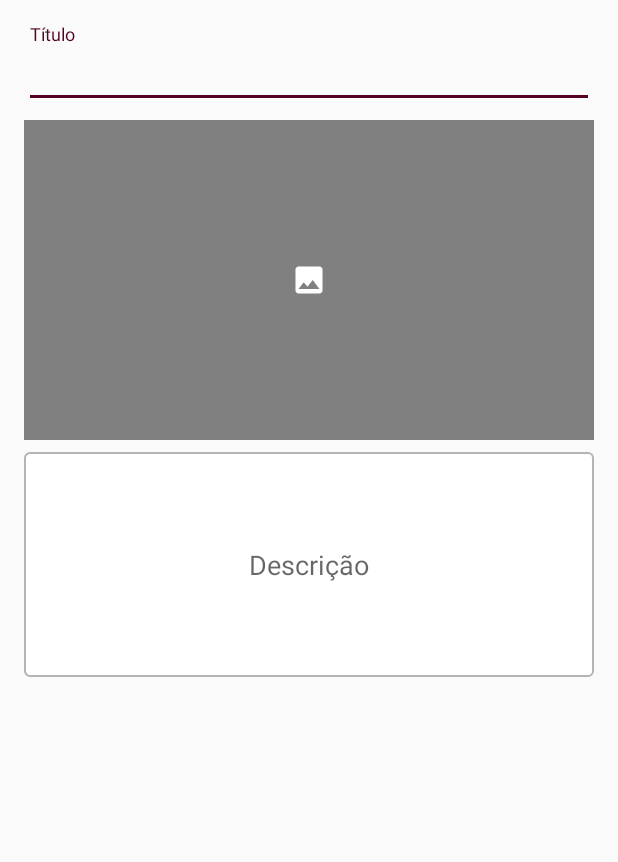
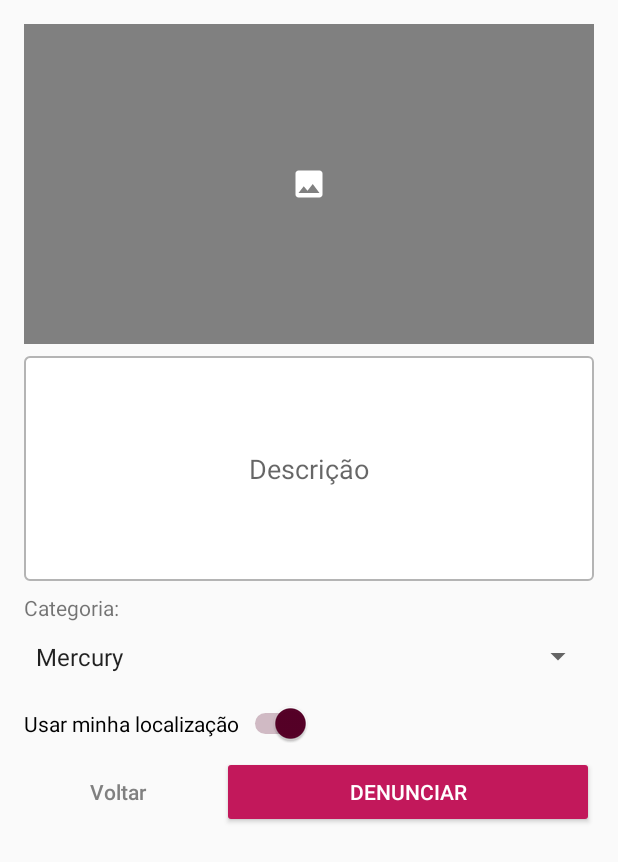
Before and after one commit to loboneto/denuncias, an Android app: the CreateActivity screen opened directly, with no data from a screen before it, on a phone screen of 412 x 824 dp. Shown: the top 862 px of the screen. Run offline under Robolectric (Android 15) with nearby library versions, the phone set to English and light mode, and no system bars.

Commit message:
peeeense numa ruma de coisa

```diff
--- a/app/src/main/java/neto/lobo/denuncias/views/activities/CreateActivity.java
+++ b/app/src/main/java/neto/lobo/denuncias/views/activities/CreateActivity.java
@@ -2,6 +2,10 @@ package neto.lobo.denuncias.views.activities;
 
 import android.support.v7.app.AppCompatActivity;
 import android.os.Bundle;
+import android.view.View;
+import android.widget.ArrayAdapter;
+import android.widget.Spinner;
+
 import neto.lobo.denuncias.R;
 
 public class CreateActivity extends AppCompatActivity {
@@ -10,5 +14,17 @@ public class CreateActivity extends AppCompatActivity {
     protected void onCreate(Bundle savedInstanceState) {
         super.onCreate(savedInstanceState);
         setContentView(R.layout.activity_create);
+
+        Spinner spinner = findViewById(R.id.categories);
+// Create an ArrayAdapter using the string array and a default spinner layout
+        ArrayAdapter<CharSequence> adapter = ArrayAdapter.createFromResource(this, R.array.categories, android.R.layout.simple_spinner_item);
+// Specify the layout to use when the list of choices appears
+        adapter.setDropDownViewResource(android.R.layout.simple_spinner_dropdown_item);
+// Apply the adapter to the spinner
+        spinner.setAdapter(adapter);
+    }
+
+    public void back (View view){
+        finish();
     }
 }
--- a/app/src/main/res/layout/activity_create.xml
+++ b/app/src/main/res/layout/activity_create.xml
@@ -6,44 +6,26 @@
     android:layout_height="match_parent"
     tools:context=".views.activities.CreateActivity">
 
-    <android.support.design.widget.TextInputLayout
-        android:id="@+id/textTitle"
-        android:layout_width="match_parent"
-        android:layout_height="wrap_content"
-        android:layout_marginEnd="16dp"
-        android:layout_marginLeft="16dp"
-        android:layout_marginRight="16dp"
-        android:layout_marginStart="16dp"
-        android:layout_marginTop="16dp"
-        app:layout_constraintEnd_toEndOf="parent"
-        app:layout_constraintStart_toStartOf="parent"
-        app:layout_constraintTop_toTopOf="parent">
-
-        <android.support.design.widget.TextInputEditText
-            android:layout_width="match_parent"
-            android:layout_height="wrap_content"
-            android:hint="@string/title" />
-
-    </android.support.design.widget.TextInputLayout>
 
     <ImageView
-        android:contentDescription="@string/photoContent"
         android:id="@+id/imageView2"
-        android:src="@drawable/ic_photo"
-        android:scaleType="center"
         android:layout_width="match_parent"
         android:layout_height="0dp"
         android:layout_marginEnd="16dp"
         android:layout_marginLeft="16dp"
         android:layout_marginRight="16dp"
         android:layout_marginStart="16dp"
-        android:layout_marginTop="8dp"
+        android:layout_marginTop="16dp"
         android:background="@color/grey"
+        android:contentDescription="@string/photoContent"
+        android:scaleType="center"
+        android:src="@drawable/ic_photo"
         app:layout_constraintDimensionRatio="16:9"
         app:layout_constraintEnd_toEndOf="parent"
         app:layout_constraintHorizontal_bias="0.0"
         app:layout_constraintStart_toStartOf="parent"
-        app:layout_constraintTop_toBottomOf="@+id/textTitle" />
+        app:layout_constraintTop_toTopOf="parent" />
+
 
     <EditText
         android:id="@+id/textInputDescription"
@@ -65,4 +47,80 @@
         app:layout_constraintTop_toBottomOf="@+id/imageView2"/>
 
 
+    <TextView
+        android:id="@+id/textlabelCategories"
+        android:layout_width="wrap_content"
+        android:layout_height="wrap_content"
+        android:layout_marginEnd="16dp"
+        android:layout_marginLeft="16dp"
+        android:layout_marginRight="16dp"
+        android:layout_marginStart="16dp"
+        android:layout_marginTop="8dp"
+        android:text="Categoria:"
+        app:layout_constraintEnd_toEndOf="parent"
+        app:layout_constraintHorizontal_bias="0.0"
+        app:layout_constraintStart_toStartOf="parent"
+        app:layout_constraintTop_toBottomOf="@+id/textInputDescription" />
+
+    <Spinner
+        android:id="@+id/categories"
+        android:layout_width="match_parent"
+        android:layout_height="30dp"
+        android:layout_marginEnd="16dp"
+        android:layout_marginLeft="16dp"
+        android:layout_marginRight="16dp"
+        android:layout_marginStart="16dp"
+        android:layout_marginTop="8dp"
+        app:layout_constraintEnd_toEndOf="parent"
+        app:layout_constraintStart_toStartOf="parent"
+        app:layout_constraintTop_toBottomOf="@+id/textlabelCategories"></Spinner>
+
+    <Switch
+        android:id="@+id/switch1"
+        android:layout_width="wrap_content"
+        android:layout_height="wrap_content"
+        android:layout_marginEnd="16dp"
+        android:layout_marginLeft="16dp"
+        android:layout_marginRight="16dp"
+        android:layout_marginStart="16dp"
+        android:layout_marginTop="16dp"
+        android:checked="true"
+        android:text="Usar minha localização"
+        app:layout_constraintEnd_toEndOf="parent"
+        app:layout_constraintHorizontal_bias="0.0"
+        app:layout_constraintStart_toStartOf="parent"
+        app:layout_constraintTop_toBottomOf="@+id/categories" />
+
+    <Button
+        android:id="@+id/buttonBack"
+        style="@style/ButtonText"
+        android:layout_width="0dp"
+        android:layout_height="wrap_content"
+        android:layout_marginEnd="8dp"
+        android:layout_marginLeft="16dp"
+        android:layout_marginRight="8dp"
+        android:layout_marginStart="16dp"
+        android:layout_marginTop="8dp"
+        android:onClick="back"
+        android:text="Voltar"
+        app:layout_constraintEnd_toStartOf="@+id/button"
+        app:layout_constraintHorizontal_bias="0.5"
+        app:layout_constraintHorizontal_weight="1"
+        app:layout_constraintStart_toStartOf="parent"
+        app:layout_constraintTop_toBottomOf="@+id/switch1" />
+
+    <Button
+        android:id="@+id/button"
+        style="@style/ButtonPrimary"
+        android:layout_width="0dp"
+        android:layout_height="wrap_content"
+        android:layout_marginEnd="16dp"
+        android:layout_marginRight="16dp"
+        android:layout_marginTop="8dp"
+        android:text="@string/denucniar"
+        app:layout_constraintEnd_toEndOf="parent"
+        app:layout_constraintHorizontal_bias="0.5"
+        app:layout_constraintHorizontal_weight="2"
+        app:layout_constraintStart_toEndOf="@+id/buttonBack"
+        app:layout_constraintTop_toBottomOf="@+id/switch1" />
 </android.support.constraint.ConstraintLayout>
--- a/app/src/main/res/layout/fragment_profile.xml
+++ b/app/src/main/res/layout/fragment_profile.xml
@@ -77,6 +77,7 @@
         app:layout_constraintTop_toBottomOf="@+id/appBar">
 
         <android.support.v7.widget.RecyclerView
+            android:id="@+id/recyclerViewProfile"
             android:layout_width="match_parent"
             android:layout_height="0dp"
             app:layout_constraintBottom_toBottomOf="parent"
--- a/app/src/main/res/values/strings.xml
+++ b/app/src/main/res/values/strings.xml
@@ -14,6 +14,7 @@
     <string name="pass">Senha</string>
     <string name="confirmPass">Confirmar senha</string>
     <string name="signUp">Registrar</string>
+    <string name="denucniar">Denunciar</string>
     <string name="register">Não possui conta? Crie uma</string>
     <string name="login">Login</string>
 
@@ -21,4 +22,14 @@
     <string name="title">Título</string>
     <string name="description">Descrição</string>
     <string name="photoContent">Foto para publicação da denúncia</string>
+    <string-array name="categories">
+        <item>Mercury</item>
+        <item>Venus</item>
+        <item>Earth</item>
+        <item>Mars</item>
+        <item>Jupiter</item>
+        <item>Saturn</item>
+        <item>Uranus</item>
+        <item>Neptune</item>
+    </string-array>
 </resources>
```
Also changed, not shown: app/src/main/AndroidManifest.xml (+9 -5 lines), app/src/main/java/neto/lobo/denuncias/common/DenunciaAlertDialog.java (+8 -2 lines), app/src/main/java/neto/lobo/denuncias/views/activities/DenunciaActivity.java (added, +55 -0 lines), app/src/main/java/neto/lobo/denuncias/views/activities/LoginActivity.java (+15 -5 lines), app/src/main/java/neto/lobo/denuncias/views/activities/RegisterActivity.java (+5 -5 lines), app/src/main/java/neto/lobo/denuncias/views/activities/the_first.java (added, +51 -0 lines), app/src/main/java/neto/lobo/denuncias/views/adapters/DenunciaAdpter.java (added, +66 -0 lines), app/src/main/java/neto/lobo/denuncias/views/fragments/DenunciaDialogFragment.java (+10 -4 lines), app/src/main/java/neto/lobo/denuncias/views/fragments/ProfileFragment.java (+41 -2 lines), app/src/main/res/layout/activity_denuncia.xml (added, +194 -0 lines), app/src/main/res/layout/activity_the_first.xml (added, +36 -0 lines), app/src/main/res/layout/adpter_denuncia.xml (added, +97 -0 lines), app/src/main/res/layout/fragment_denuncia_dialog.xml (renamed from app/src/main/res/layout/fragment_teste.xml).
